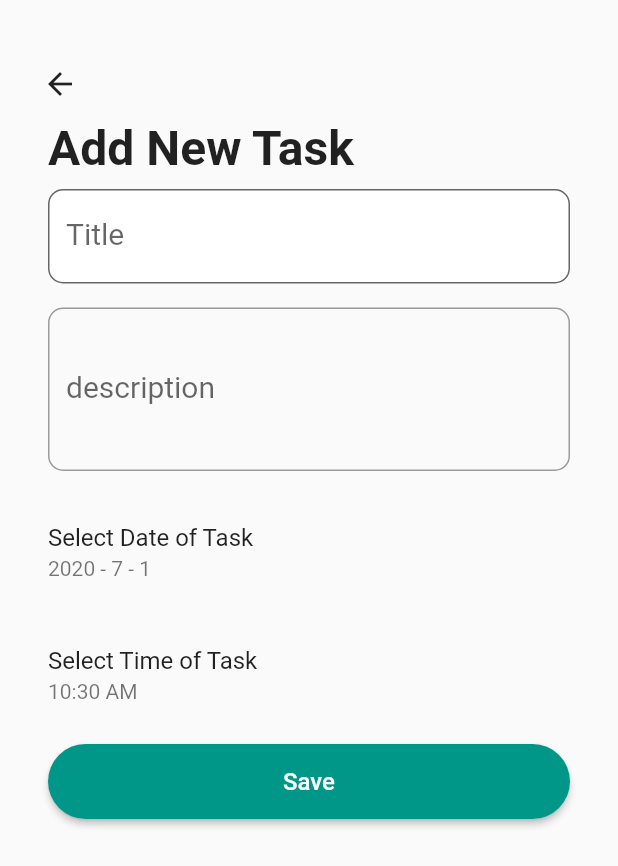
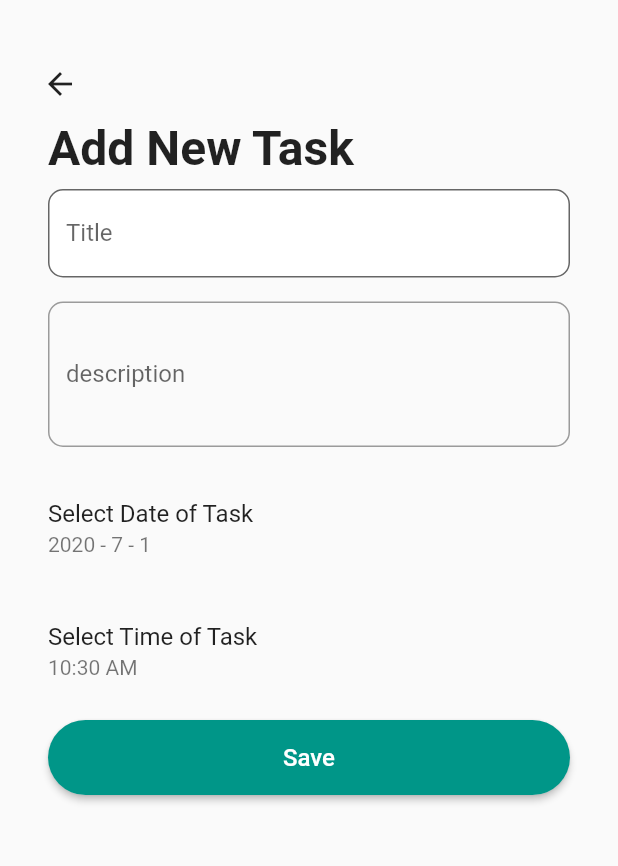
Before and after one commit to bilyanantonov/simple_task_manager, a Flutter app: the screen it shows after launch, after a tap on the "add" icon, on a phone screen of 412 x 824 dp. Shown: the top 866 px of the screen. Run offline on Flutter 3.47's test engine with Material 2 defaults, Android fonts, the phone set to English and light mode, and no system bars; our stand-ins replace shared_preferences, sqflite, synchronized, table_calendar; accounts and stored records are empty.

Commit message:
visual changes

```diff
--- a/lib/main.dart
+++ b/lib/main.dart
@@ -85,9 +85,7 @@ class _HomePageState extends State<HomePage> {
           builder: (context) => AddEvent(),
         ));
 
-    setState(() {
-
-    });
+    setState(() {});
   }
 
   _awaitReturnValueFromAddEventForUpdate(EventModel event) async {
@@ -132,6 +130,7 @@ class _HomePageState extends State<HomePage> {
               }
             }
             return SingleChildScrollView(
+                physics: BouncingScrollPhysics(),
                 child: Column(
                   crossAxisAlignment: CrossAxisAlignment.start,
                   children: <Widget>[
@@ -180,14 +179,17 @@ class _HomePageState extends State<HomePage> {
                               color: Theme.of(context).primaryColor,
                               borderRadius: BorderRadius.circular(20.0),
                             ),
-                        formatButtonTextStyle: TextStyle(color: Colors.white),
+                            formatButtonTextStyle:
+                                TextStyle(color: Colors.white),
                             formatButtonShowsNext: false),
                         startingDayOfWeek: StartingDayOfWeek.monday,
                         daysOfWeekStyle: DaysOfWeekStyle(
                             weekdayStyle: TextStyle(
-                            color: Colors.black, fontWeight: FontWeight.bold),
+                                color: Colors.black,
+                                fontWeight: FontWeight.bold),
                             weekendStyle: TextStyle(
-                            color: Colors.black, fontWeight: FontWeight.bold)),
+                                color: Colors.black,
+                                fontWeight: FontWeight.bold)),
                         onDaySelected: (date, events) {
                           setState(() {
                             _selectedEvents = events;
@@ -205,7 +207,8 @@ class _HomePageState extends State<HomePage> {
                                       date.day.toString(),
                                       style: TextStyle(color: Colors.white),
                                     )),
-                        todayDayBuilder: (context, date, enevts) => Container(
+                            todayDayBuilder: (context, date, enevts) =>
+                                Container(
                                     margin: EdgeInsets.all(4),
                                     alignment: Alignment.center,
                                     decoration: BoxDecoration(
@@ -222,8 +225,8 @@ class _HomePageState extends State<HomePage> {
                         padding: EdgeInsets.symmetric(horizontal: 32),
                         child: Text(
                           'Daily Tasks',
-                      style:
-                          TextStyle(fontSize: 20, fontWeight: FontWeight.bold),
+                          style: TextStyle(
+                              fontSize: 20, fontWeight: FontWeight.bold),
                         )),
                     ..._selectedEvents.map((event) => Container(
                         padding: EdgeInsets.symmetric(horizontal: 32),
@@ -247,7 +250,13 @@ class _HomePageState extends State<HomePage> {
                                   width: 200,
                                   decoration: BoxDecoration(
                                       color: Colors.teal[300],
-                                  borderRadius: BorderRadius.circular(15)),
+                                      borderRadius: BorderRadius.circular(15),
+                                      boxShadow: [
+                                        BoxShadow(
+                                            color: Colors.black26,
+                                            offset: Offset(0, 2),
+                                            blurRadius: 2.0)
+                                      ]),
                                   child: Column(
                                     mainAxisAlignment: MainAxisAlignment.center,
                                     children: <Widget>[
@@ -274,46 +283,7 @@ class _HomePageState extends State<HomePage> {
           child: Icon(Icons.add),
           onPressed: () {
             _awaitReturnValueFromAddEvent();
-            // Navigator.push(
-            //     context, MaterialPageRoute(builder: (context) => AddEvent()));
-            // _showAddDialog();
           }),
     );
   }
-
-  _showAddDialog() async {
-    await showDialog(
-        context: context,
-        builder: (context) => AlertDialog(
-              content: TextField(
-                controller: _eventController,
-              ),
-              actions: <Widget>[
-                FlatButton(
-                  child: Text("Save"),
-                  onPressed: () {
-                    // dbService.addEvent();
-                    Navigator.pop(context);
-                    setState(() {});
-                    // if (_eventController.text.isEmpty) return;
-                    // if (_events[_calendarController.selectedDay] != null) {
-                    //   _events[_calendarController.selectedDay]
-                    //       .add(_eventController.text);
-                    // } else {
-                    //   _events[_calendarController.selectedDay] = [
-                    //     _eventController.text
-                    //   ];
-                    // }
-                    // prefs.setString("events", json.encode(encodeMap(_events)));
-
-                    // _eventController.clear();
-                    // Navigator.pop(context);
-                  },
-                )
-              ],
-            ));
-    // setState(() {
-    //   _selectedEvents = _events[_calendarController.selectedDay];
-    // });
 }
-}
--- a/lib/screens/add_event.dart
+++ b/lib/screens/add_event.dart
@@ -17,8 +17,6 @@ class _AddEventState extends State<AddEvent> with ValidationMixin {
   DbService dbService;
   DatabaseHelper databaseHelper;
   final _formKey = GlobalKey<FormState>();
-
-  TextStyle style = TextStyle(fontSize: 20.0);
   TextEditingController _title;
   TextEditingController _description;
   DateTime _eventDate;
@@ -135,6 +133,7 @@ class _AddEventState extends State<AddEvent> with ValidationMixin {
                     context: context,
                     removeTop: true,
                     child: ListView(
+                      physics: BouncingScrollPhysics(),
                       // crossAxisAlignment: CrossAxisAlignment.stretch,
                       children: <Widget>[
                         Padding(
@@ -144,7 +143,6 @@ class _AddEventState extends State<AddEvent> with ValidationMixin {
 
                             controller: _title,
                             validator: validateTextInput,
-                            style: style,
                             decoration: InputDecoration(
                                 labelText: "Title",
                                 filled: true,
@@ -162,7 +160,6 @@ class _AddEventState extends State<AddEvent> with ValidationMixin {
                             minLines: 3,
                             maxLines: 5,
                             validator: validateTextInput,
-                            style: style,
                             decoration: InputDecoration(
                                 labelText: "description",
                                 border: OutlineInputBorder(
```
Also changed, not shown: 3 other files. Lines whose indentation alone changed are shown as unchanged.
